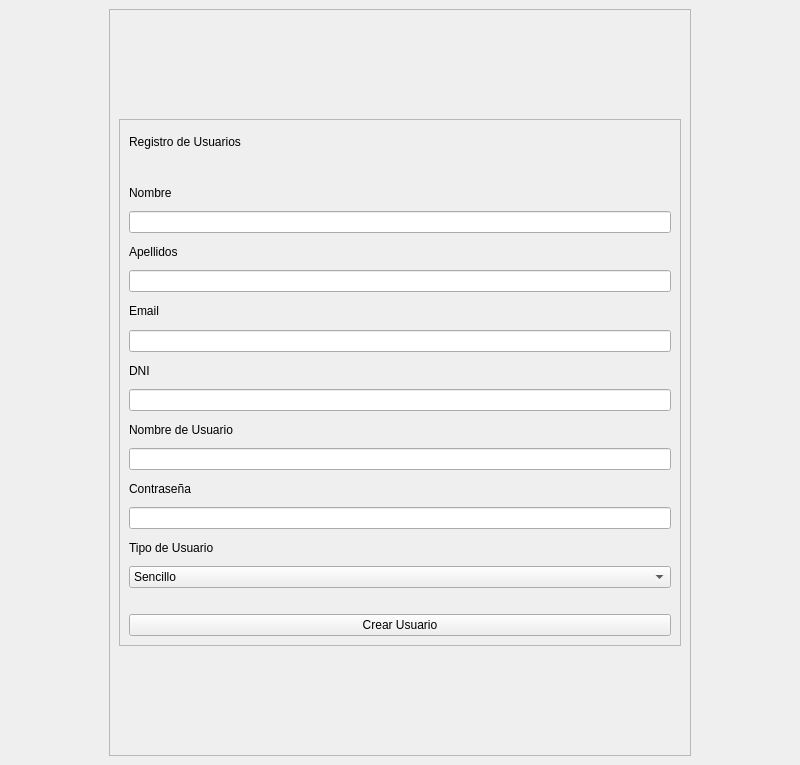
OscaarMG/campasgym, file src/vista/ui/RegistroUsu.ui: the form before one commit.
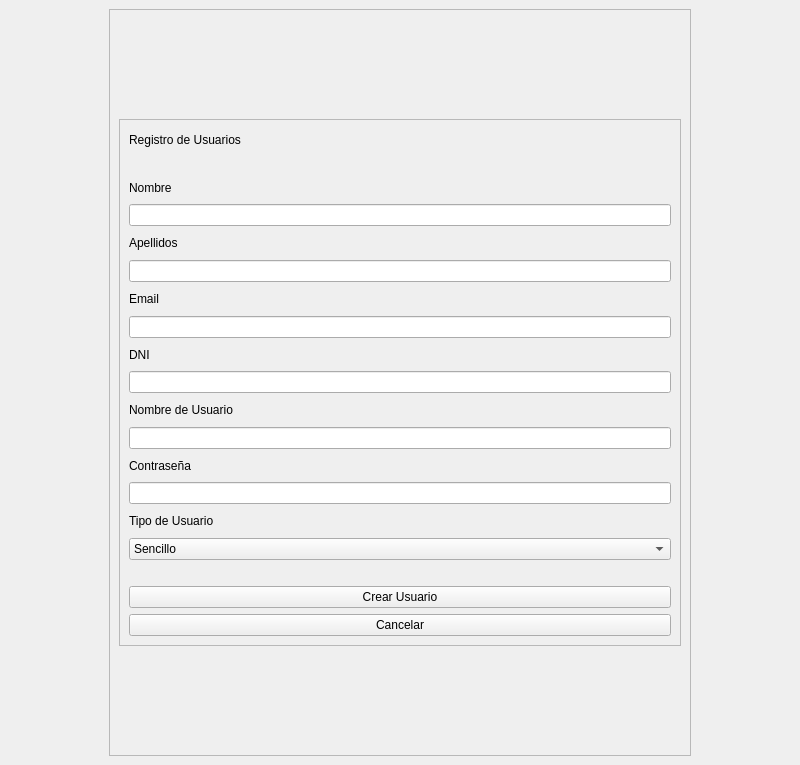
The form after the commit.

Diff of the .ui file:
```diff
--- a/src/vista/ui/RegistroUsu.ui
+++ b/src/vista/ui/RegistroUsu.ui
@@ -186,6 +186,13 @@
             </property>
            </widget>
           </item>
+          <item>
+           <widget class="QPushButton" name="pushButtonCancelar">
+            <property name="text">
+             <string>Cancelar</string>
+            </property>
+           </widget>
+          </item>
          </layout>
         </widget>
        </item>
```
